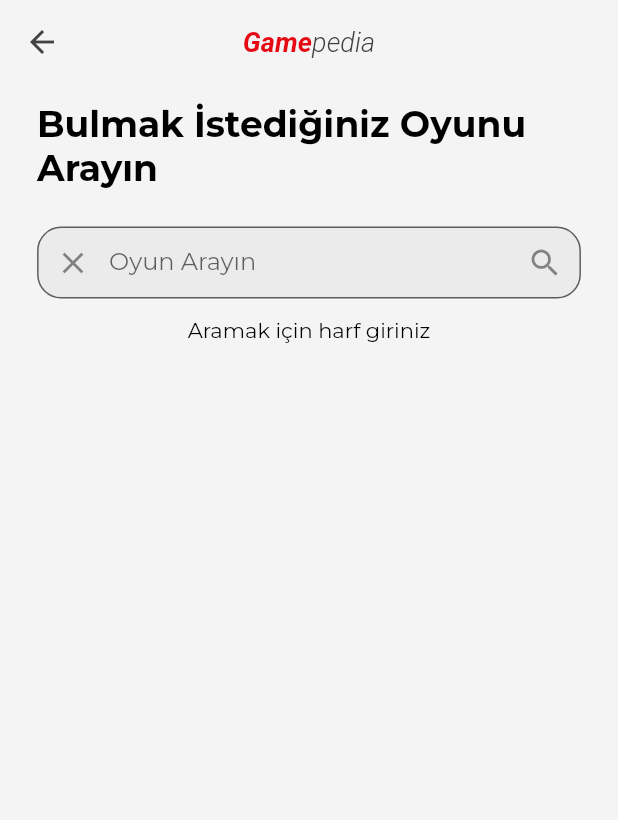
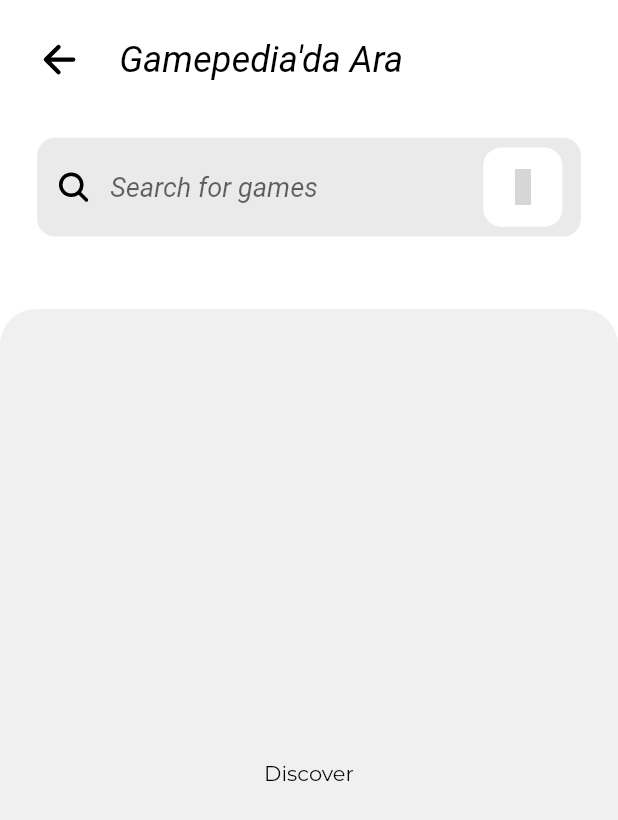
Before and after one commit to AppismDev/Gamepedia_Flutter, a Flutter app: the SearchPage screen opened directly, on a phone screen of 412 x 824 dp. Shown: the top 820 px of the screen. Run offline on Flutter 3.47's test engine with Material 2 defaults, Android fonts, the phone set to English and light mode, and no system bars; our stand-ins replace cached_network_image, easy_localization, flutter_dotenv, flutter_mobx, flutter_vector_icons, google_fonts and 5 more; missing offline and left inert: dart:ffi; accounts and stored records are empty; generated files the repository leaves out were written again; network calls fail; Roboto replaces fonts that are missing (Prompt); grey boxes are pictures that could not be loaded.

Commit message:
Created Search Page - SearchPageViewModel

```diff
--- a/lib/Core/Init/Theme/app_theme_dark.dart
+++ b/lib/Core/Init/Theme/app_theme_dark.dart
@@ -1,5 +1,4 @@
 import 'package:flutter/material.dart';
-import 'package:flutter/src/material/theme_data.dart';
 import 'package:gamepedia/Core/Init/Theme/i_app_theme.dart';
 import 'package:google_fonts/google_fonts.dart';
 
@@ -14,7 +13,10 @@
   ThemeData? themeData;
 
   ThemeData get theme => ThemeData(
-        colorScheme: ColorScheme.fromSwatch(brightness: Brightness.dark).copyWith(secondary: Colors.red),
+        colorScheme: ColorScheme.fromSwatch(brightness: Brightness.dark).copyWith(
+            secondary: Colors.red,
+            primary: Color(0xffE50914)
+        ),
         primaryColor: Colors.black,
         shadowColor: const Color(0xFF141414),
         backgroundColor: const Color(0xFF212121),
@@ -56,17 +58,7 @@
               primary: Colors.white, shape: RoundedRectangleBorder(borderRadius: BorderRadius.circular(10))),
         ),
         inputDecorationTheme: InputDecorationTheme(
-          border: OutlineInputBorder(borderRadius: BorderRadius.circular(16)),
-          contentPadding: EdgeInsets.symmetric(
-            vertical: 10,
-            horizontal: 20,
-          ),
-          labelStyle: TextStyle(
-            fontSize: 35,
-            decorationColor: Colors.red,
-          ),
-          fillColor: Colors.grey.withOpacity(0.1),
-          filled: true,
+          border: InputBorder.none
         ),
       );
 }
--- a/lib/Core/Init/Theme/app_theme_light.dart
+++ b/lib/Core/Init/Theme/app_theme_light.dart
@@ -1,5 +1,4 @@
 import 'package:flutter/material.dart';
-import 'package:flutter/src/material/theme_data.dart';
 import 'package:gamepedia/Core/Init/Theme/i_app_theme.dart';
 import 'package:google_fonts/google_fonts.dart';
 //TODO snackbarlarda tema sorunu var bakılacak
@@ -14,7 +13,10 @@
 
   ThemeData get theme => ThemeData(
     colorScheme: ColorScheme.fromSwatch(brightness: Brightness.light)
-        .copyWith(secondary:  Color(0xffE50914)),
+        .copyWith(
+        secondary:  Color(0xffE50914),
+        primary: Color(0xffE50914)
+    ),
     primaryColor: Color(0xffE50914),
     brightness: Brightness.light,
     iconTheme: IconThemeData(
@@ -58,17 +60,7 @@
       style: ElevatedButton.styleFrom(onPrimary: Colors.grey.shade800, primary: Colors.white, shape: RoundedRectangleBorder(borderRadius: BorderRadius.circular(10))),
     ),
     inputDecorationTheme: InputDecorationTheme(
-      border: OutlineInputBorder(borderRadius: BorderRadius.circular(16)),
-      contentPadding: EdgeInsets.symmetric(
-        vertical: 10,
-        horizontal: 20,
-      ),
-      labelStyle: TextStyle(
-        fontSize: 35,
-        decorationColor: Colors.red,
-      ),
-      fillColor: Colors.grey.withOpacity(0.1),
-      filled: true,
+        border: InputBorder.none
     ),
   );
 
--- a/lib/Services/ApiService/i_api_service.dart
+++ b/lib/Services/ApiService/i_api_service.dart
@@ -19,6 +19,8 @@
   Future<List<GameModel>?> getBestOfLastMonths({int? page});
   Future<List<GameModel>?> getBestOfLastYear({int? page});
 
+  Future<List<GameModel>?> searchGames(String searchText);
+
   // Genres Route
   Future<List<GenreLiteModel>?> getAllGenres();
 
--- a/lib/Views/SearchPage/View/search_page.dart
+++ b/lib/Views/SearchPage/View/search_page.dart
@@ -1,10 +1,12 @@
 import 'package:flutter/material.dart';
 import 'package:flutter_mobx/flutter_mobx.dart';
+import 'package:flutter_vector_icons/flutter_vector_icons.dart';
+import 'package:gamepedia/Core/Constans/Enums/theme_enums.dart';
 import 'package:gamepedia/Core/Extensions/context_extensions.dart';
-import 'package:gamepedia/Models/ApiModels/game_model.dart';
 import 'package:gamepedia/Views/SearchPage/ViewModel/search_page_viewmodel.dart';
+import 'package:gamepedia/Widgets/Bounce/bounce.dart';
 import 'package:gamepedia/Widgets/GameCards/GameSearchCard/game_search_card.dart';
-import 'package:gamepedia/Widgets/Logo/gamepedia_logo.dart';
+import 'package:google_fonts/google_fonts.dart';
 
 class SearchPage extends StatefulWidget {
   const SearchPage({Key? key}) : super(key: key);
@@ -14,129 +16,222 @@
 }
 
 class _SearchPageState extends State<SearchPage> {
+
   SearchPageViewModel _viewModel = SearchPageViewModel();
+
+  FocusNode _focusNode = FocusNode();
+
+  @override
+  void initState() {
+    super.initState();
+    _focusNode.addListener(() {
+      if(_focusNode.hasFocus){
+        _viewModel.setIsShowHistory(true);
+      }else{
+        _viewModel.setIsShowHistory(false);
+      }
+    });
+  }
 
   @override
   Widget build(BuildContext context) {
     return Scaffold(
-      appBar: AppBar(
-        title: GamepediaLogo(
-          size: 18,
-        ),
+      backgroundColor: context.currentAppThemeEnum == ThemeEnums.DARK_MODE
+          ? Colors.grey[850]
+          : Colors.white,
+      resizeToAvoidBottomInset: false,
+      body: GestureDetector(
+        onTapDown: (_) {
+          if(_focusNode.hasFocus) _focusNode.unfocus();
+        },
+        child: buildBody(),
       ),
-      body: buildBody(),
     );
   }
 
   Widget buildBody() {
-    return SingleChildScrollView(
-      physics: BouncingScrollPhysics(),
+    return Container(
+      width: context.screenWidth,
+      height: context.screenHeight,
       child: Column(
         children: [
-          Padding(
-            padding: EdgeInsets.symmetric(horizontal: context.mediumValue, vertical: context.lowValue),
-            child: Text(
-              "Bulmak İstediğiniz Oyunu Arayın",
-              style: context.textTheme.headline5?.copyWith(fontWeight: FontWeight.bold),
-            ),
-          ),
-          Padding(
-            padding: EdgeInsets.symmetric(vertical: context.lowValue, horizontal: context.mediumValue),
-            child: TextField(
-              controller: _viewModel.controller,
-              textInputAction: TextInputAction.search,
-              onSubmitted: (value) {
-                _viewModel.searchGames();
-              },
-              onChanged: (value) {
-                _viewModel.query = value;
-              },
-              decoration: InputDecoration(
-                hintText: 'Oyun Arayın',
-                suffixIcon: IconButton(
-                  onPressed: () {
-                    _viewModel.searchGames();
-                  },
-                  icon: Icon(Icons.search),
-                ),
-                prefixIcon: IconButton(
-                  onPressed: () {
-                    _viewModel.clearSearchText();
-                  },
-                  icon: Icon(Icons.close),
-                ),
-              ),
-            ),
-          ),
-          Observer(
-            builder: (context) {
-              if (_viewModel.searchedGames.isEmpty) {
-                if (_viewModel.isLoading) {
-                  return Center(
-                    child: CircularProgressIndicator(),
-                  );
-                } else {
-                  if (_viewModel.query.isEmpty || !_viewModel.isQueryFinished) {
-                    return Center(
-                      child: Text("Aramak için harf giriniz"),
-                    );
-                  } else {
-                    return Center(
-                      child: Text("Sonuç bulunamadı"),
-                    );
-                  }
-                }
-              } else {
-                return Column(
-                  crossAxisAlignment: CrossAxisAlignment.start,
-                  children: [
-                    if (_viewModel.isLoading) ...[
-                      Padding(
-                        padding: context.paddingAllLow,
-                        child: Row(
-                          crossAxisAlignment: CrossAxisAlignment.center,
-                          children: [
-                            Text(
-                              "Sonuçlar Aranıyor",
-                              style: context.textTheme.subtitle1!.copyWith(fontWeight: FontWeight.bold),
-                            ),
-                            Center(
-                                child: Padding(
-                              padding: context.paddingHorizontalLow,
-                              child: SizedBox(width: 15, height: 15, child: CircularProgressIndicator()),
-                            )),
-                          ],
-                        ),
-                      )
-                    ] else ...[
-                      Padding(
-                        padding: context.paddingAllLow,
-                        child: Text(
-                          "Search Result (${_viewModel.searchedGames.length})",
-                          style: context.textTheme.subtitle1!.copyWith(fontWeight: FontWeight.bold),
-                        ),
-                      )
-                    ],
-                    ListView.builder(
-                      physics: NeverScrollableScrollPhysics(),
-                      shrinkWrap: true,
-                      itemCount: _viewModel.searchedGames.length,
-                      itemBuilder: (context, index) {
-                        GameModel? _currentGame = _viewModel.searchedGames[index];
-                        if (_currentGame != null) {
-                          return GameSearchCard(gameModel: _currentGame);
-                        } else {
-                          return SizedBox();
-                        }
-                      },
-                    )
-                  ],
-                );
-              }
-            },
+          buildSearchPanel(),
+          Expanded(
+            child: buildContent(),
           ),
         ],
       ),
     );
   }
+
+  Widget buildSearchPanel() {
+    return Container(
+      width: context.screenWidth,
+      height: context.dynamicHeight(0.25),
+      child: Column(
+        mainAxisAlignment: MainAxisAlignment.start,
+        crossAxisAlignment: CrossAxisAlignment.start,
+        children: [
+          SizedBox(height: context.screenHeight - context.safeScreenHeight),
+          // Title And Back Icon
+          Row(
+            children: [
+              Bounce(
+                  onPressed: () => Navigator.of(context).pop(),
+                  child: Container(
+                    color: Colors.transparent,
+                    child: Padding(
+                      padding: context.paddingAllMedium,
+                      child: Icon(
+                          Ionicons.ios_arrow_back,
+                        size: 30,
+                      ),
+                    ),
+                  ),
+              ),
+              Expanded(
+                // TODO I18N
+                child: Text(
+                  "Gamepedia'da Ara",
+                  textAlign: TextAlign.left,
+                    style: GoogleFonts.prompt(
+                        fontStyle: FontStyle.italic,
+                        fontSize: 24
+                    ),
+                ),
+              )
+            ],
+          ),
+          SizedBox(height: context.lowValue),
+          // Search Bar
+          Padding(
+            padding: context.paddingHorizontalMedium,
+            child: Container(
+              width: context.screenWidth,
+              height: context.dynamicHeight(0.08),
+              child: Row(
+                children: [
+                  // Seaarch Icon
+                  Padding(
+                    padding: context.paddingAllLow,
+                    child: Icon(Ionicons.ios_search),
+                  ),
+                  Expanded(
+                      child: TextField(
+                        focusNode: _focusNode,
+                        keyboardType:TextInputType.name,
+                        textInputAction: TextInputAction.search,
+                        onSubmitted: (String? text) async{
+                          if(text != null){
+                            _viewModel.setSearchText(text);
+                            _viewModel.setIsShowHistory(false);
+                            await _viewModel.searchGame();
+                          }
+                        },
+                        style: GoogleFonts.prompt(
+                            fontStyle: FontStyle.italic,
+                            fontSize: 18
+                        ),
+                        decoration: InputDecoration(
+                          hintText: "Search for games",
+                          hintStyle: GoogleFonts.prompt(
+                              fontStyle: FontStyle.italic,
+                              fontSize: 18
+                          ),
+                        ),
+                      ),
+                  ),
+                  SizedBox(width: context.lowValue),
+                  Bounce(
+                    onPressed: () {  },
+                    duration: Duration(milliseconds: 100),
+                    child: Container(
+                      width: context.dynamicHeight(0.064),
+                      height: context.dynamicHeight(0.064),
+                      child: Icon(Octicons.settings),
+                      decoration: BoxDecoration(
+                        color: context.currentAppThemeEnum == ThemeEnums.DARK_MODE
+                            ? Colors.grey[850]
+                            : Colors.white,
+                        borderRadius: BorderRadius.circular(12)
+                      ),
+                    ),
+                  ),
+                  SizedBox(width: context.lowValue),
+                ],
+              ),
+              decoration: BoxDecoration(
+                color: context.currentAppThemeEnum == ThemeEnums.DARK_MODE
+                    ? Colors.grey.shade900
+                    : Color(0xffeaeaea),
+                borderRadius: BorderRadius.circular(12)
+              ),
+            ),
+          )
+        ],
+      ),
+    );
+  }
+
+
+  Widget buildContent() {
+    return Container(
+      child: Observer(
+        builder: (_){
+
+          if(_viewModel.loadingContent){
+            return Center(
+              child: CircularProgressIndicator(),
+            );
+          }
+          if(_viewModel.isShowHistory){
+            return buildHistory();
+          }else{
+            if(_viewModel.isShowDiscover){
+              return buildDiscover();
+            }
+            if(_viewModel.searchedGames.isNotEmpty){
+              return ListView.builder(
+                physics: BouncingScrollPhysics(),
+                itemCount: _viewModel.searchedGames.length,
+                itemBuilder: (context,index){
+                  return GameSearchCard(gameModel: _viewModel.searchedGames[index]);
+                },
+              );
+            }else{
+              return buildNotFound();
+            }
+          }
+        },
+      ),
+      decoration: BoxDecoration(
+          color: context.currentAppThemeEnum == ThemeEnums.DARK_MODE
+              ? Colors.grey.shade900
+              : Color(0xfff0f0f0),
+          borderRadius: BorderRadius.only(
+            topLeft: Radius.circular(24),
+            topRight: Radius.circular(24),
+          )
+      ),
+    );
+  }
+
+  Center buildHistory() {
+    return Center(
+            child: Text("Arama Geçmişini Göster"),
+          );
+  }
+
+  Center buildNotFound() {
+    return Center(
+              child: Text("Bulunamadı !"),
+            );
+  }
+
+  Center buildDiscover() {
+    return Center(
+              child: Text("Discover"),
+            );
+  }
+
 }
```
Also changed, not shown: lib/Views/SearchPage/ViewModel/search_page_viewmodel.dart (+44 -48 lines), lib/Widgets/GameCards/GameSearchCard/game_search_card.dart (+52 -45 lines), lib/Views/SearchPage/ViewModel/search_page_viewmodel.g.dart.
